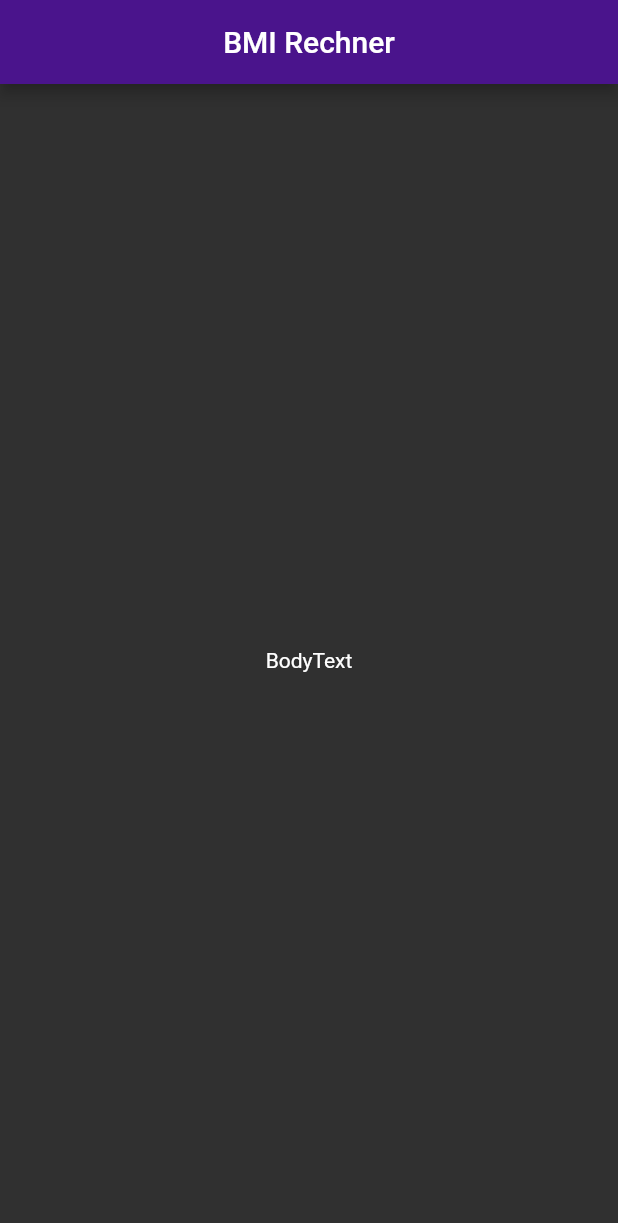
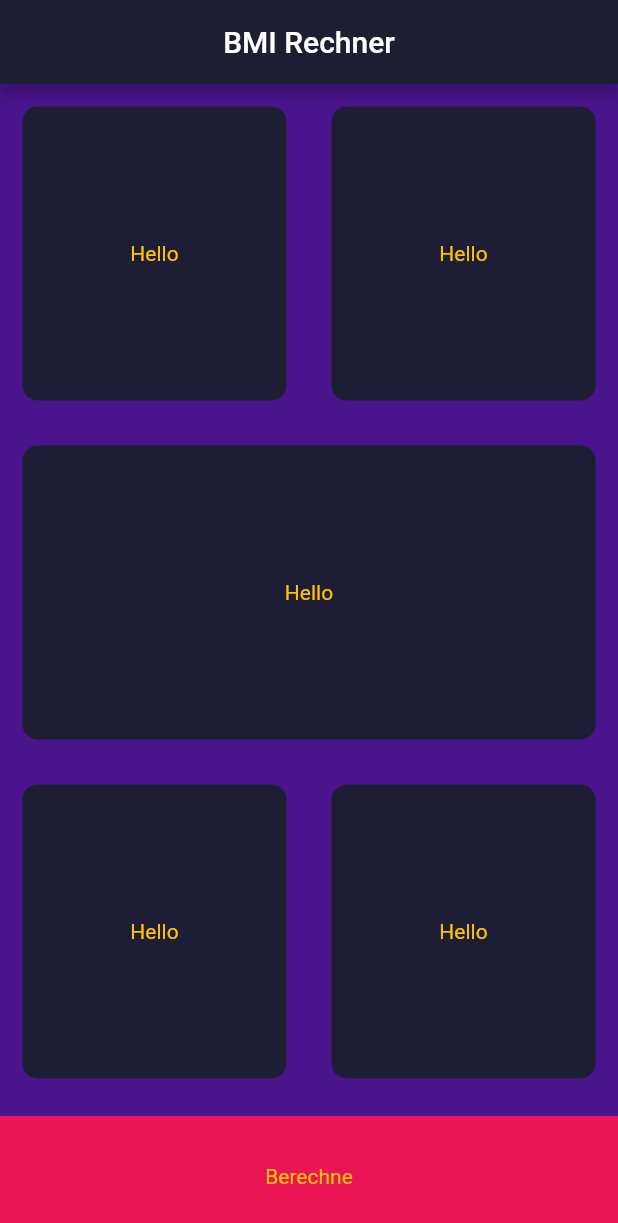
Before and after one commit to Flexxbo/flutter_bmi_calc, a Flutter app: the screen it shows after launch, on a phone screen of 412 x 824 dp. Shown: the top 1223 px of the screen. Run offline on Flutter 3.47's test engine with Material 2 defaults, Android fonts, the phone set to English and light mode, and no system bars.

Commit message:
Created Basic Layout

```diff
--- a/lib/input_page.dart
+++ b/lib/input_page.dart
@@ -1,4 +1,6 @@
 import 'package:flutter/material.dart';
+
+const bottomContainerHeight = 80.0;
 
 class InputPage extends StatefulWidget {
   @override
@@ -12,9 +14,57 @@ class _InputPageState extends State<InputPage> {
       appBar: AppBar(
         title: Center(child: Text('BMI Rechner')),
       ),
-      body: Center(
-        child: Text("BodyText"),
-      ),
+      body: Column(children: [
+        Expanded(
+            child: Row(
+          children: [
+            Expanded(
+              child: ReusableCard(color: Color(0xFF1D1E33)),
+            ),
+            Expanded(
+              child: ReusableCard(color: Color(0xFF1D1E33)),
+            ),
+          ],
+        )),
+        Expanded(
+          child: ReusableCard(color: Color(0xFF1D1E33)),
+        ),
+        Expanded(
+            child: Row(
+          children: [
+            Expanded(
+              child: ReusableCard(color: Color(0xFF1D1E33)),
+            ),
+            Expanded(
+              child: ReusableCard(color: Color(0xFF1D1E33)),
+            ),
+          ],
+        )),
+        Container(
+          color: Color(0xFFEB1555),
+          margin: EdgeInsets.only(top: 10.0),
+          width: double.infinity,
+          height: bottomContainerHeight,
+          child: Center(child: Text("Berechne")),
+        ),
+      ]),
     );
   }
 }
+
+class ReusableCard extends StatelessWidget {
+  ReusableCard({@required this.color});
+  final Color color;
+
+  @override
+  Widget build(BuildContext context) {
+    return Container(
+      margin: EdgeInsets.all(15.0),
+      decoration: BoxDecoration(
+        color: color,
+        borderRadius: BorderRadius.circular(10.0),
+      ),
+      child: Center(child: Text('Hello')),
+    );
+  }
+}
--- a/lib/main.dart
+++ b/lib/main.dart
@@ -9,7 +9,13 @@ class BMICalculator extends StatelessWidget {
   Widget build(BuildContext context) {
     return MaterialApp(
       title: 'BMI Rechner',
-      theme: ThemeData.dark().copyWith(primaryColor: Colors.purple[900]),
+      theme: ThemeData.dark().copyWith(
+        primaryColor: Color(0xFF1D1E33),
+        scaffoldBackgroundColor: Colors.purple[900],
+        textTheme: TextTheme(
+          bodyText2: TextStyle(color: Colors.amber),
+        ),
+      ),
       home: InputPage(),
     );
   }
```
